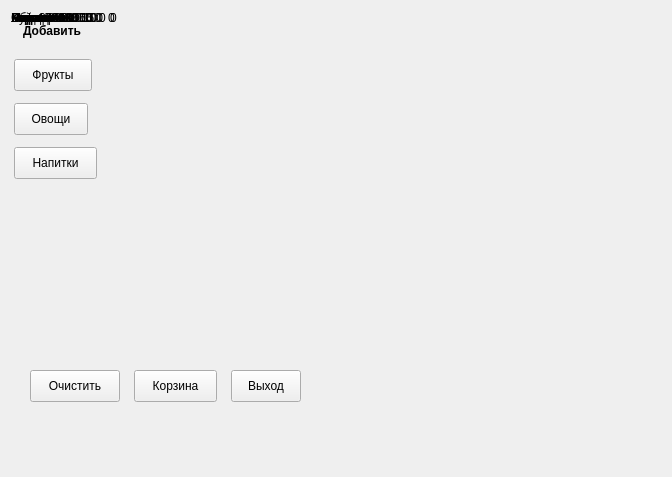
Qt form problems/sprint2/grocery/submission/selector.ui (difurka/cpp-qt) before a commit.
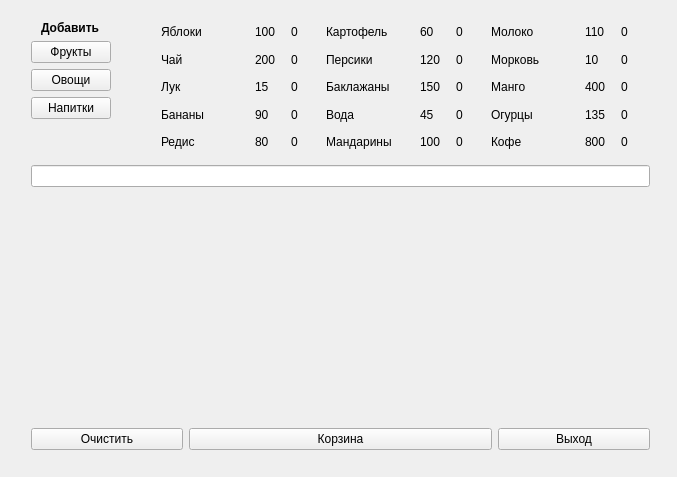
The same form after that commit. Custom widgets are drawn as their Qt base class.

```diff
--- a/problems/sprint2/grocery/submission/selector.ui
+++ b/problems/sprint2/grocery/submission/selector.ui
@@ -6,7 +6,7 @@
    <rect>
     <x>0</x>
     <y>0</y>
-    <width>672</width>
+    <width>677</width>
     <height>477</height>
    </rect>
   </property>
@@ -14,41 +14,28 @@
    <string>Лавка</string>
   </property>
   <widget class="QWidget" name="centralWidget">
-   <widget class="QPushButton" name="pb_drink">
+   <widget class="QWidget" name="verticalLayoutWidget_2">
     <property name="geometry">
      <rect>
-      <x>14</x>
-      <y>147</y>
-      <width>83</width>
-      <height>32</height>
+      <x>20</x>
+      <y>10</y>
+      <width>641</width>
+      <height>451</height>
      </rect>
     </property>
-    <property name="text">
-     <string>Напитки</string>
-    </property>
-   </widget>
-   <widget class="QPushButton" name="pb_vegetable">
-    <property name="geometry">
-     <rect>
-      <x>14</x>
-      <y>103</y>
-      <width>74</width>
-      <height>32</height>
-     </rect>
-    </property>
-    <property name="text">
-     <string>Овощи</string>
-    </property>
-   </widget>
+    <layout class="QVBoxLayout" name="verticalLayout_2" stretch="0,0,10,0">
+     <property name="sizeConstraint">
+      <enum>QLayout::SetNoConstraint</enum>
+     </property>
+     <item>
+      <layout class="QHBoxLayout" name="horizontalLayout_2">
+       <property name="spacing">
+        <number>50</number>
+       </property>
+       <item>
+        <layout class="QVBoxLayout" name="verticalLayout">
+         <item alignment="Qt::AlignHCenter">
    <widget class="QLabel" name="label">
-    <property name="geometry">
-     <rect>
-      <x>23</x>
-      <y>23</y>
-      <width>64</width>
-      <height>16</height>
-     </rect>
-    </property>
     <property name="sizePolicy">
      <sizepolicy hsizetype="Maximum" vsizetype="Maximum">
       <horstretch>0</horstretch>
@@ -64,99 +51,52 @@
      <string>Добавить</string>
     </property>
    </widget>
+         </item>
+         <item>
    <widget class="QPushButton" name="pb_fruit">
-    <property name="geometry">
-     <rect>
-      <x>14</x>
-      <y>59</y>
-      <width>78</width>
-      <height>32</height>
-     </rect>
-    </property>
     <property name="text">
      <string>Фрукты</string>
     </property>
    </widget>
-   <widget class="QPushButton" name="btn_exit">
-    <property name="geometry">
-     <rect>
-      <x>231</x>
-      <y>370</y>
-      <width>70</width>
-      <height>32</height>
-     </rect>
-    </property>
-    <property name="text">
-     <string>Выход</string>
-    </property>
-   </widget>
-   <widget class="QPushButton" name="btn_cart">
-    <property name="geometry">
-     <rect>
-      <x>134</x>
-      <y>370</y>
-      <width>83</width>
-      <height>32</height>
-     </rect>
-    </property>
-    <property name="text">
-     <string>Корзина</string>
-    </property>
-   </widget>
-   <widget class="QPushButton" name="btn_clear">
-    <property name="geometry">
-     <rect>
-      <x>30</x>
-      <y>370</y>
-      <width>90</width>
-      <height>32</height>
-     </rect>
-    </property>
-    <property name="text">
-     <string>Очистить</string>
-    </property>
-   </widget>
-   <widget class="QWidget" name="">
-    <layout class="QHBoxLayout" name="horizontalLayout_5" stretch="3,1,1">
+         </item>
      <item>
-      <widget class="ClickableLabel" name="lbl_item_3">
-       <property name="sizePolicy">
-        <sizepolicy hsizetype="Preferred" vsizetype="Preferred">
-         <horstretch>0</horstretch>
-         <verstretch>0</verstretch>
-        </sizepolicy>
-       </property>
+          <widget class="QPushButton" name="pb_vegetable">
        <property name="text">
-        <string>Молоко</string>
+            <string>Овощи</string>
        </property>
       </widget>
      </item>
      <item>
-      <widget class="QLabel" name="lbl_cost_3">
+          <widget class="QPushButton" name="pb_drink">
        <property name="text">
-        <string>110</string>
+            <string>Напитки</string>
        </property>
       </widget>
      </item>
      <item>
-      <widget class="QLabel" name="lbl_q_3">
-       <property name="sizePolicy">
-        <sizepolicy hsizetype="Preferred" vsizetype="Preferred">
-         <horstretch>0</horstretch>
-         <verstretch>0</verstretch>
-        </sizepolicy>
-       </property>
-       <property name="text">
-        <string>0</string>
-       </property>
-      </widget>
-     </item>
-    </layout>
-   </widget>
-   <widget class="QWidget" name="">
-    <layout class="QHBoxLayout" name="horizontalLayout_10" stretch="3,1,1">
+          <spacer name="verticalSpacer">
+           <property name="orientation">
+            <enum>Qt::Vertical</enum>
+           </property>
+           <property name="sizeHint" stdset="0">
+            <size>
+             <width>20</width>
+             <height>40</height>
+            </size>
+           </property>
+          </spacer>
+         </item>
+        </layout>
+       </item>
      <item>
-      <widget class="ClickableLabel" name="lbl_item_8">
+        <layout class="QGridLayout" name="gridLayout">
+         <property name="bottomMargin">
+          <number>6</number>
+         </property>
+         <item row="2" column="1">
+          <layout class="QHBoxLayout" name="horizontalLayout_9" stretch="3,1,1">
+           <item>
+            <widget class="ClickableLabel" name="lbl_item_7">
        <property name="sizePolicy">
         <sizepolicy hsizetype="Preferred" vsizetype="Preferred">
          <horstretch>0</horstretch>
@@ -164,19 +104,19 @@
         </sizepolicy>
        </property>
        <property name="text">
-        <string>Манго</string>
+              <string>Баклажаны</string>
        </property>
       </widget>
      </item>
      <item>
-      <widget class="QLabel" name="lbl_cost_8">
+            <widget class="QLabel" name="lbl_cost_7">
        <property name="text">
-        <string>400</string>
+              <string>150</string>
        </property>
       </widget>
      </item>
      <item>
-      <widget class="QLabel" name="lbl_q_8">
+            <widget class="QLabel" name="lbl_q_7">
        <property name="sizePolicy">
         <sizepolicy hsizetype="Preferred" vsizetype="Preferred">
          <horstretch>0</horstretch>
@@ -189,11 +129,11 @@
       </widget>
      </item>
     </layout>
-   </widget>
-   <widget class="QWidget" name="">
-    <layout class="QHBoxLayout" name="horizontalLayout_12" stretch="3,1,1">
+         </item>
+         <item row="1" column="1">
+          <layout class="QHBoxLayout" name="horizontalLayout_6" stretch="3,1,1">
      <item>
-      <widget class="ClickableLabel" name="lbl_item_10">
+            <widget class="ClickableLabel" name="lbl_item_4">
        <property name="sizePolicy">
         <sizepolicy hsizetype="Preferred" vsizetype="Preferred">
          <horstretch>0</horstretch>
@@ -201,19 +141,19 @@
         </sizepolicy>
        </property>
        <property name="text">
-        <string>Вода</string>
+              <string>Персики</string>
        </property>
       </widget>
      </item>
      <item>
-      <widget class="QLabel" name="lbl_cost_10">
+            <widget class="QLabel" name="lbl_cost_4">
        <property name="text">
-        <string>45</string>
+              <string>120</string>
        </property>
       </widget>
      </item>
      <item>
-      <widget class="QLabel" name="lbl_q_10">
+            <widget class="QLabel" name="lbl_q_4">
        <property name="sizePolicy">
         <sizepolicy hsizetype="Preferred" vsizetype="Preferred">
          <horstretch>0</horstretch>
@@ -226,8 +166,8 @@
       </widget>
      </item>
     </layout>
-   </widget>
-   <widget class="QWidget" name="">
+         </item>
+         <item row="3" column="0">
     <layout class="QHBoxLayout" name="horizontalLayout_14" stretch="3,1,1">
      <item>
       <widget class="ClickableLabel" name="lbl_item_12">
@@ -263,45 +203,8 @@
       </widget>
      </item>
     </layout>
-   </widget>
-   <widget class="QWidget" name="">
-    <layout class="QHBoxLayout" name="horizontalLayout_4" stretch="3,1,1">
-     <item>
-      <widget class="ClickableLabel" name="lbl_item_2">
-       <property name="sizePolicy">
-        <sizepolicy hsizetype="Preferred" vsizetype="Preferred">
-         <horstretch>0</horstretch>
-         <verstretch>0</verstretch>
-        </sizepolicy>
-       </property>
-       <property name="text">
-        <string>Картофель</string>
-       </property>
-      </widget>
-     </item>
-     <item>
-      <widget class="QLabel" name="lbl_cost_2">
-       <property name="text">
-        <string>60</string>
-       </property>
-      </widget>
-     </item>
-     <item>
-      <widget class="QLabel" name="lbl_q_2">
-       <property name="sizePolicy">
-        <sizepolicy hsizetype="Preferred" vsizetype="Preferred">
-         <horstretch>0</horstretch>
-         <verstretch>0</verstretch>
-        </sizepolicy>
-       </property>
-       <property name="text">
-        <string>0</string>
-       </property>
-      </widget>
-     </item>
-    </layout>
-   </widget>
-   <widget class="QWidget" name="">
+         </item>
+         <item row="2" column="0">
     <layout class="QHBoxLayout" name="horizontalLayout_11" stretch="3,1,1">
      <item>
       <widget class="ClickableLabel" name="lbl_item_9">
@@ -337,8 +240,267 @@
       </widget>
      </item>
     </layout>
-   </widget>
-   <widget class="QWidget" name="">
+         </item>
+         <item row="3" column="1">
+          <layout class="QHBoxLayout" name="horizontalLayout_12" stretch="3,1,1">
+           <item>
+            <widget class="ClickableLabel" name="lbl_item_10">
+             <property name="sizePolicy">
+              <sizepolicy hsizetype="Preferred" vsizetype="Preferred">
+               <horstretch>0</horstretch>
+               <verstretch>0</verstretch>
+              </sizepolicy>
+             </property>
+             <property name="text">
+              <string>Вода</string>
+             </property>
+            </widget>
+           </item>
+           <item>
+            <widget class="QLabel" name="lbl_cost_10">
+             <property name="text">
+              <string>45</string>
+             </property>
+            </widget>
+           </item>
+           <item>
+            <widget class="QLabel" name="lbl_q_10">
+             <property name="sizePolicy">
+              <sizepolicy hsizetype="Preferred" vsizetype="Preferred">
+               <horstretch>0</horstretch>
+               <verstretch>0</verstretch>
+              </sizepolicy>
+             </property>
+             <property name="text">
+              <string>0</string>
+             </property>
+            </widget>
+           </item>
+          </layout>
+         </item>
+         <item row="0" column="1">
+          <layout class="QHBoxLayout" name="horizontalLayout_4" stretch="3,1,1">
+           <item>
+            <widget class="ClickableLabel" name="lbl_item_2">
+             <property name="sizePolicy">
+              <sizepolicy hsizetype="Preferred" vsizetype="Preferred">
+               <horstretch>0</horstretch>
+               <verstretch>0</verstretch>
+              </sizepolicy>
+             </property>
+             <property name="text">
+              <string>Картофель</string>
+             </property>
+            </widget>
+           </item>
+           <item>
+            <widget class="QLabel" name="lbl_cost_2">
+             <property name="text">
+              <string>60</string>
+             </property>
+            </widget>
+           </item>
+           <item>
+            <widget class="QLabel" name="lbl_q_2">
+             <property name="sizePolicy">
+              <sizepolicy hsizetype="Preferred" vsizetype="Preferred">
+               <horstretch>0</horstretch>
+               <verstretch>0</verstretch>
+              </sizepolicy>
+             </property>
+             <property name="text">
+              <string>0</string>
+             </property>
+            </widget>
+           </item>
+          </layout>
+         </item>
+         <item row="0" column="0">
+          <layout class="QHBoxLayout" name="horizontalLayout_3" stretch="3,1,1">
+           <item>
+            <widget class="ClickableLabel" name="lbl_item_1">
+             <property name="sizePolicy">
+              <sizepolicy hsizetype="Preferred" vsizetype="Preferred">
+               <horstretch>0</horstretch>
+               <verstretch>0</verstretch>
+              </sizepolicy>
+             </property>
+             <property name="text">
+              <string>Яблоки</string>
+             </property>
+            </widget>
+           </item>
+           <item>
+            <widget class="QLabel" name="lbl_cost_1">
+             <property name="text">
+              <string>100</string>
+             </property>
+            </widget>
+           </item>
+           <item>
+            <widget class="QLabel" name="lbl_q_1">
+             <property name="sizePolicy">
+              <sizepolicy hsizetype="Preferred" vsizetype="Preferred">
+               <horstretch>0</horstretch>
+               <verstretch>0</verstretch>
+              </sizepolicy>
+             </property>
+             <property name="text">
+              <string>0</string>
+             </property>
+            </widget>
+           </item>
+          </layout>
+         </item>
+         <item row="1" column="0">
+          <layout class="QHBoxLayout" name="horizontalLayout_8" stretch="3,1,1">
+           <item>
+            <widget class="ClickableLabel" name="lbl_item_6">
+             <property name="sizePolicy">
+              <sizepolicy hsizetype="Preferred" vsizetype="Preferred">
+               <horstretch>0</horstretch>
+               <verstretch>0</verstretch>
+              </sizepolicy>
+             </property>
+             <property name="text">
+              <string>Чай</string>
+             </property>
+            </widget>
+           </item>
+           <item>
+            <widget class="QLabel" name="lbl_cost_6">
+             <property name="text">
+              <string>200</string>
+             </property>
+            </widget>
+           </item>
+           <item>
+            <widget class="QLabel" name="lbl_q_6">
+             <property name="sizePolicy">
+              <sizepolicy hsizetype="Preferred" vsizetype="Preferred">
+               <horstretch>0</horstretch>
+               <verstretch>0</verstretch>
+              </sizepolicy>
+             </property>
+             <property name="text">
+              <string>0</string>
+             </property>
+            </widget>
+           </item>
+          </layout>
+         </item>
+         <item row="1" column="2">
+          <layout class="QHBoxLayout" name="horizontalLayout_7" stretch="3,1,1">
+           <item>
+            <widget class="ClickableLabel" name="lbl_item_5">
+             <property name="sizePolicy">
+              <sizepolicy hsizetype="Preferred" vsizetype="Preferred">
+               <horstretch>0</horstretch>
+               <verstretch>0</verstretch>
+              </sizepolicy>
+             </property>
+             <property name="text">
+              <string>Морковь</string>
+             </property>
+            </widget>
+           </item>
+           <item>
+            <widget class="QLabel" name="lbl_cost_5">
+             <property name="text">
+              <string>10</string>
+             </property>
+            </widget>
+           </item>
+           <item>
+            <widget class="QLabel" name="lbl_q_5">
+             <property name="sizePolicy">
+              <sizepolicy hsizetype="Preferred" vsizetype="Preferred">
+               <horstretch>0</horstretch>
+               <verstretch>0</verstretch>
+              </sizepolicy>
+             </property>
+             <property name="text">
+              <string>0</string>
+             </property>
+            </widget>
+           </item>
+          </layout>
+         </item>
+         <item row="2" column="2">
+          <layout class="QHBoxLayout" name="horizontalLayout_10" stretch="3,1,1">
+           <item>
+            <widget class="ClickableLabel" name="lbl_item_8">
+             <property name="sizePolicy">
+              <sizepolicy hsizetype="Preferred" vsizetype="Preferred">
+               <horstretch>0</horstretch>
+               <verstretch>0</verstretch>
+              </sizepolicy>
+             </property>
+             <property name="text">
+              <string>Манго</string>
+             </property>
+            </widget>
+           </item>
+           <item>
+            <widget class="QLabel" name="lbl_cost_8">
+             <property name="text">
+              <string>400</string>
+             </property>
+            </widget>
+           </item>
+           <item>
+            <widget class="QLabel" name="lbl_q_8">
+             <property name="sizePolicy">
+              <sizepolicy hsizetype="Preferred" vsizetype="Preferred">
+               <horstretch>0</horstretch>
+               <verstretch>0</verstretch>
+              </sizepolicy>
+             </property>
+             <property name="text">
+              <string>0</string>
+             </property>
+            </widget>
+           </item>
+          </layout>
+         </item>
+         <item row="0" column="2">
+          <layout class="QHBoxLayout" name="horizontalLayout_5" stretch="3,1,1">
+           <item>
+            <widget class="ClickableLabel" name="lbl_item_3">
+             <property name="sizePolicy">
+              <sizepolicy hsizetype="Preferred" vsizetype="Preferred">
+               <horstretch>0</horstretch>
+               <verstretch>0</verstretch>
+              </sizepolicy>
+             </property>
+             <property name="text">
+              <string>Молоко</string>
+             </property>
+            </widget>
+           </item>
+           <item>
+            <widget class="QLabel" name="lbl_cost_3">
+             <property name="text">
+              <string>110</string>
+             </property>
+            </widget>
+           </item>
+           <item>
+            <widget class="QLabel" name="lbl_q_3">
+             <property name="sizePolicy">
+              <sizepolicy hsizetype="Preferred" vsizetype="Preferred">
+               <horstretch>0</horstretch>
+               <verstretch>0</verstretch>
+              </sizepolicy>
+             </property>
+             <property name="text">
+              <string>0</string>
+             </property>
+            </widget>
+           </item>
+          </layout>
+         </item>
+         <item row="3" column="2">
     <layout class="QHBoxLayout" name="horizontalLayout_13" stretch="3,1,1">
      <item>
       <widget class="ClickableLabel" name="lbl_item_11">
@@ -374,8 +536,8 @@
       </widget>
      </item>
     </layout>
-   </widget>
-   <widget class="QWidget" name="">
+         </item>
+         <item row="4" column="2">
     <layout class="QHBoxLayout" name="horizontalLayout_16" stretch="3,1,1">
      <item>
       <widget class="ClickableLabel" name="lbl_item_14">
@@ -411,31 +573,11 @@
       </widget>
      </item>
     </layout>
-   </widget>
-   <widget class="QWidget" name="">
-    <layout class="QHBoxLayout" name="horizontalLayout_6" stretch="3,1,1">
-     <item>
-      <widget class="ClickableLabel" name="lbl_item_4">
-       <property name="sizePolicy">
-        <sizepolicy hsizetype="Preferred" vsizetype="Preferred">
-         <horstretch>0</horstretch>
-         <verstretch>0</verstretch>
-        </sizepolicy>
-       </property>
-       <property name="text">
-        <string>Персики</string>
-       </property>
-      </widget>
-     </item>
+         </item>
+         <item row="4" column="1">
+          <layout class="QHBoxLayout" name="horizontalLayout_15" stretch="3,1,1">
      <item>
-      <widget class="QLabel" name="lbl_cost_4">
-       <property name="text">
-        <string>120</string>
-       </property>
-      </widget>
-     </item>
-     <item>
-      <widget class="QLabel" name="lbl_q_4">
+            <widget class="ClickableLabel" name="lbl_item_13">
        <property name="sizePolicy">
         <sizepolicy hsizetype="Preferred" vsizetype="Preferred">
          <horstretch>0</horstretch>
@@ -443,36 +585,19 @@
         </sizepolicy>
        </property>
        <property name="text">
-        <string>0</string>
+              <string>Мандарины</string>
        </property>
       </widget>
      </item>
-    </layout>
-   </widget>
-   <widget class="QWidget" name="">
-    <layout class="QHBoxLayout" name="horizontalLayout_8" stretch="3,1,1">
      <item>
-      <widget class="ClickableLabel" name="lbl_item_6">
-       <property name="sizePolicy">
-        <sizepolicy hsizetype="Preferred" vsizetype="Preferred">
-         <horstretch>0</horstretch>
-         <verstretch>0</verstretch>
-        </sizepolicy>
-       </property>
+            <widget class="QLabel" name="lbl_cost_13">
        <property name="text">
-        <string>Чай</string>
+              <string>100</string>
        </property>
       </widget>
      </item>
      <item>
-      <widget class="QLabel" name="lbl_cost_6">
-       <property name="text">
-        <string>200</string>
-       </property>
-      </widget>
-     </item>
-     <item>
-      <widget class="QLabel" name="lbl_q_6">
+            <widget class="QLabel" name="lbl_q_13">
        <property name="sizePolicy">
         <sizepolicy hsizetype="Preferred" vsizetype="Preferred">
          <horstretch>0</horstretch>
@@ -485,8 +610,8 @@
       </widget>
      </item>
     </layout>
-   </widget>
-   <widget class="QWidget" name="">
+         </item>
+         <item row="4" column="0">
     <layout class="QHBoxLayout" name="horizontalLayout_17" stretch="3,1,1">
      <item>
       <widget class="ClickableLabel" name="lbl_item_15">
@@ -522,152 +647,51 @@
       </widget>
      </item>
     </layout>
-   </widget>
-   <widget class="QWidget" name="">
-    <layout class="QHBoxLayout" name="horizontalLayout_3" stretch="3,1,1">
-     <item>
-      <widget class="ClickableLabel" name="lbl_item_1">
-       <property name="sizePolicy">
-        <sizepolicy hsizetype="Preferred" vsizetype="Preferred">
-         <horstretch>0</horstretch>
-         <verstretch>0</verstretch>
-        </sizepolicy>
-       </property>
-       <property name="text">
-        <string>Яблоки</string>
-       </property>
-      </widget>
-     </item>
-     <item>
-      <widget class="QLabel" name="lbl_cost_1">
-       <property name="text">
-        <string>100</string>
-       </property>
-      </widget>
-     </item>
-     <item>
-      <widget class="QLabel" name="lbl_q_1">
-       <property name="sizePolicy">
-        <sizepolicy hsizetype="Preferred" vsizetype="Preferred">
-         <horstretch>0</horstretch>
-         <verstretch>0</verstretch>
-        </sizepolicy>
-       </property>
-       <property name="text">
-        <string>0</string>
-       </property>
-      </widget>
-     </item>
-    </layout>
-   </widget>
-   <widget class="QWidget" name="">
-    <layout class="QHBoxLayout" name="horizontalLayout_9" stretch="3,1,1">
-     <item>
-      <widget class="ClickableLabel" name="lbl_item_7">
-       <property name="sizePolicy">
-        <sizepolicy hsizetype="Preferred" vsizetype="Preferred">
-         <horstretch>0</horstretch>
-         <verstretch>0</verstretch>
-        </sizepolicy>
-       </property>
-       <property name="text">
-        <string>Баклажаны</string>
-       </property>
-      </widget>
+         </item>
+        </layout>
+       </item>
+      </layout>
      </item>
      <item>
-      <widget class="QLabel" name="lbl_cost_7">
-       <property name="text">
-        <string>150</string>
-       </property>
-      </widget>
+      <widget class="QLineEdit" name="le_lines_number"/>
      </item>
      <item>
-      <widget class="QLabel" name="lbl_q_7">
-       <property name="sizePolicy">
-        <sizepolicy hsizetype="Preferred" vsizetype="Preferred">
-         <horstretch>0</horstretch>
-         <verstretch>0</verstretch>
-        </sizepolicy>
+      <spacer name="verticalSpacer_2">
+       <property name="orientation">
+        <enum>Qt::Vertical</enum>
        </property>
-       <property name="text">
-        <string>0</string>
+       <property name="sizeHint" stdset="0">
+        <size>
+         <width>20</width>
+         <height>40</height>
+        </size>
        </property>
-      </widget>
+      </spacer>
      </item>
-    </layout>
-   </widget>
-   <widget class="QWidget" name="">
-    <layout class="QHBoxLayout" name="horizontalLayout_7" stretch="3,1,1">
      <item>
-      <widget class="ClickableLabel" name="lbl_item_5">
-       <property name="sizePolicy">
-        <sizepolicy hsizetype="Preferred" vsizetype="Preferred">
-         <horstretch>0</horstretch>
-         <verstretch>0</verstretch>
-        </sizepolicy>
-       </property>
-       <property name="text">
-        <string>Морковь</string>
-       </property>
-      </widget>
-     </item>
+      <layout class="QHBoxLayout" name="horizontalLayout_18" stretch="1,2,1">
      <item>
-      <widget class="QLabel" name="lbl_cost_5">
+        <widget class="QPushButton" name="btn_clear">
        <property name="text">
-        <string>10</string>
+          <string>Очистить</string>
        </property>
       </widget>
      </item>
      <item>
-      <widget class="QLabel" name="lbl_q_5">
-       <property name="sizePolicy">
-        <sizepolicy hsizetype="Preferred" vsizetype="Preferred">
-         <horstretch>0</horstretch>
-         <verstretch>0</verstretch>
-        </sizepolicy>
-       </property>
+        <widget class="QPushButton" name="btn_cart">
        <property name="text">
-        <string>0</string>
+          <string>Корзина</string>
        </property>
       </widget>
      </item>
-    </layout>
-   </widget>
-   <widget class="QWidget" name="">
-    <layout class="QHBoxLayout" name="horizontalLayout_15" stretch="3,1,1">
      <item>
-      <widget class="ClickableLabel" name="lbl_item_13">
-       <property name="sizePolicy">
-        <sizepolicy hsizetype="Preferred" vsizetype="Preferred">
-         <horstretch>0</horstretch>
-         <verstretch>0</verstretch>
-        </sizepolicy>
-       </property>
+        <widget class="QPushButton" name="btn_exit">
        <property name="text">
-        <string>Мандарины</string>
+          <string>Выход</string>
        </property>
       </widget>
      </item>
-     <item>
-      <widget class="QLabel" name="lbl_cost_13">
-       <property name="text">
-        <string>100</string>
-       </property>
-      </widget>
-     </item>
-     <item>
-      <widget class="QLabel" name="lbl_q_13">
-       <property name="sizePolicy">
-        <sizepolicy hsizetype="Preferred" vsizetype="Preferred">
-         <horstretch>0</horstretch>
-         <verstretch>0</verstretch>
-        </sizepolicy>
-       </property>
-       <property name="text">
-        <string>0</string>
-       </property>
-      </widget>
+      </layout>
      </item>
     </layout>
    </widget>
```
Lines whose indentation alone changed are shown as unchanged.
